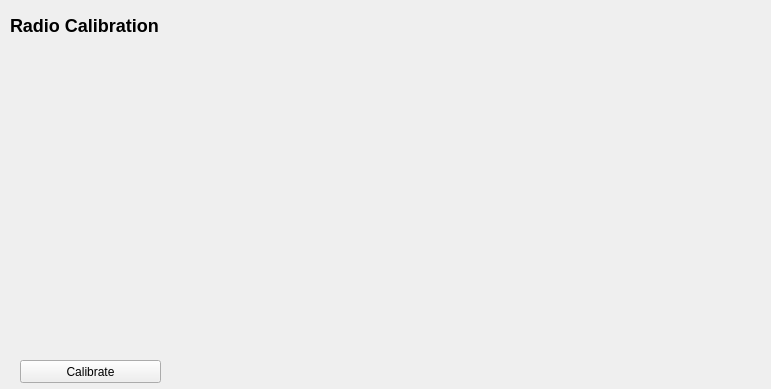
Qt form src/ui/configuration/RadioCalibrationConfig.ui (ArduPilot/apm_planner) before a commit.
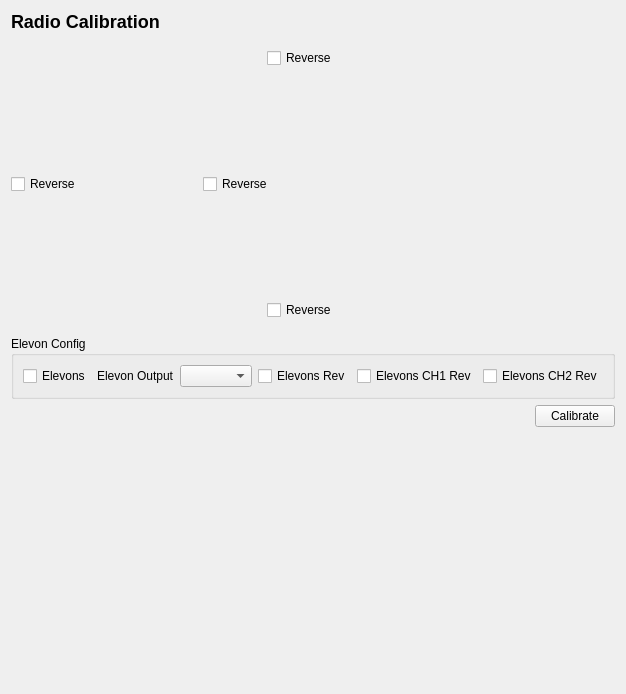
The same form after that commit. Custom widgets are drawn as their Qt base class.

Commit message: Radio Setup: Add APM:Plane support for channel reversal and elevons

```diff
--- a/src/ui/configuration/RadioCalibrationConfig.ui
+++ b/src/ui/configuration/RadioCalibrationConfig.ui
@@ -6,21 +6,29 @@
    <rect>
     <x>0</x>
     <y>0</y>
-    <width>771</width>
-    <height>389</height>
+    <width>626</width>
+    <height>694</height>
    </rect>
   </property>
+  <property name="maximumSize">
+   <size>
+    <width>626</width>
+    <height>16777215</height>
+   </size>
+  </property>
   <property name="windowTitle">
    <string>Form</string>
   </property>
+  <layout class="QVBoxLayout" name="verticalLayout_4">
+   <item>
+    <layout class="QVBoxLayout" name="verticalLayout_3">
+     <item>
   <widget class="QLabel" name="label">
-   <property name="geometry">
-    <rect>
-     <x>10</x>
-     <y>10</y>
-     <width>171</width>
-     <height>31</height>
-    </rect>
+       <property name="maximumSize">
+        <size>
+         <width>731</width>
+         <height>24</height>
+        </size>
    </property>
    <property name="text">
     <string>&lt;h2&gt;Radio Calibration&lt;/h2&gt;</string>
@@ -29,15 +37,10 @@
     <bool>false</bool>
    </property>
   </widget>
-  <widget class="QWidget" name="layoutWidget">
-   <property name="geometry">
-    <rect>
-     <x>10</x>
-     <y>50</y>
-     <width>716</width>
-     <height>308</height>
-    </rect>
-   </property>
+     </item>
+     <item>
+      <layout class="QVBoxLayout" name="verticalLayout_2">
+       <item>
    <layout class="QVBoxLayout" name="verticalLayout_15">
     <property name="sizeConstraint">
      <enum>QLayout::SetMinAndMaxSize</enum>
@@ -65,6 +68,13 @@
         </property>
        </widget>
       </item>
+           <item>
+            <widget class="QCheckBox" name="revRollCheckBox">
+             <property name="text">
+              <string>Reverse</string>
+             </property>
+            </widget>
+           </item>
       <item>
        <spacer name="horizontalSpacer_6">
         <property name="orientation">
@@ -81,19 +91,13 @@
      </layout>
     </item>
     <item>
-     <layout class="QHBoxLayout" name="horizontalLayout_13" stretch="2,1,2,2,2,0">
+          <layout class="QHBoxLayout" name="horizontalLayout_13" stretch="0,1,2,0,2,2,0">
       <item>
-       <spacer name="horizontalSpacer_12">
-        <property name="orientation">
-         <enum>Qt::Horizontal</enum>
-        </property>
-        <property name="sizeHint" stdset="0">
-         <size>
-          <width>40</width>
-          <height>20</height>
-         </size>
-        </property>
-       </spacer>
+            <widget class="QCheckBox" name="revPitchCheckBox">
+             <property name="text">
+              <string>Reverse</string>
+             </property>
+            </widget>
       </item>
       <item>
        <widget class="QGCRadioChannelDisplay" name="pitchWidget" native="true">
@@ -116,14 +120,24 @@
         <property name="orientation">
          <enum>Qt::Horizontal</enum>
         </property>
+             <property name="sizeType">
+              <enum>QSizePolicy::Maximum</enum>
+             </property>
         <property name="sizeHint" stdset="0">
          <size>
-          <width>250</width>
+               <width>100</width>
           <height>20</height>
          </size>
         </property>
        </spacer>
       </item>
+           <item>
+            <widget class="QCheckBox" name="revThrottleCheckBox">
+             <property name="text">
+              <string>Reverse</string>
+             </property>
+            </widget>
+           </item>
       <item>
        <widget class="QGCRadioChannelDisplay" name="throttleWidget" native="true">
         <property name="minimumSize">
@@ -145,9 +159,12 @@
         <property name="orientation">
          <enum>Qt::Horizontal</enum>
         </property>
+             <property name="sizeType">
+              <enum>QSizePolicy::Maximum</enum>
+             </property>
         <property name="sizeHint" stdset="0">
          <size>
-          <width>40</width>
+               <width>30</width>
           <height>20</height>
          </size>
         </property>
@@ -241,6 +258,13 @@
         </property>
        </widget>
       </item>
+           <item>
+            <widget class="QCheckBox" name="revYawCheckBox">
+             <property name="text">
+              <string>Reverse</string>
+             </property>
+            </widget>
+           </item>
       <item>
        <spacer name="horizontalSpacer_7">
         <property name="orientation">
@@ -257,20 +281,106 @@
      </layout>
     </item>
    </layout>
-  </widget>
+       </item>
+       <item>
+        <widget class="QGroupBox" name="elevonConfigGroupBox">
+         <property name="maximumSize">
+          <size>
+           <width>16777215</width>
+           <height>69</height>
+          </size>
+         </property>
+         <property name="title">
+          <string>Elevon Config</string>
+         </property>
+         <layout class="QVBoxLayout" name="verticalLayout">
+          <item>
+           <layout class="QHBoxLayout" name="horizontalLayout">
+            <item>
+             <widget class="QCheckBox" name="elevonCheckBox">
+              <property name="text">
+               <string>Elevons</string>
+              </property>
+             </widget>
+            </item>
+            <item>
+             <widget class="QLabel" name="label_2">
+              <property name="text">
+               <string>Elevon Output</string>
+              </property>
+             </widget>
+            </item>
+            <item>
+             <widget class="QComboBox" name="elevonOutputComboBox"/>
+            </item>
+            <item>
+             <widget class="QCheckBox" name="elevonRevCheckBox">
+              <property name="text">
+               <string>Elevons Rev</string>
+              </property>
+             </widget>
+            </item>
+            <item>
+             <widget class="QCheckBox" name="elevonCh1CheckBox">
+              <property name="text">
+               <string>Elevons CH1 Rev</string>
+              </property>
+             </widget>
+            </item>
+            <item>
+             <widget class="QCheckBox" name="elevonCh2CheckBox">
+              <property name="text">
+               <string>Elevons CH2 Rev</string>
+              </property>
+             </widget>
+            </item>
+           </layout>
+          </item>
+         </layout>
+        </widget>
+       </item>
+       <item>
+        <layout class="QHBoxLayout" name="horizontalLayout_2">
+         <item>
+          <spacer name="horizontalSpacer">
+           <property name="orientation">
+            <enum>Qt::Horizontal</enum>
+           </property>
+           <property name="sizeHint" stdset="0">
+            <size>
+             <width>558</width>
+             <height>20</height>
+            </size>
+           </property>
+          </spacer>
+         </item>
+         <item>
   <widget class="QPushButton" name="calibrateButton">
-   <property name="geometry">
-    <rect>
-     <x>20</x>
-     <y>360</y>
-     <width>141</width>
-     <height>23</height>
-    </rect>
-   </property>
    <property name="text">
     <string>Calibrate</string>
    </property>
   </widget>
+         </item>
+        </layout>
+       </item>
+      </layout>
+     </item>
+    </layout>
+   </item>
+   <item>
+    <spacer name="verticalSpacer">
+     <property name="orientation">
+      <enum>Qt::Vertical</enum>
+     </property>
+     <property name="sizeHint" stdset="0">
+      <size>
+       <width>20</width>
+       <height>40</height>
+      </size>
+     </property>
+    </spacer>
+   </item>
+  </layout>
  </widget>
  <customwidgets>
   <customwidget>
```
Lines whose indentation alone changed are shown as unchanged. The commit also changes 2 other files.
